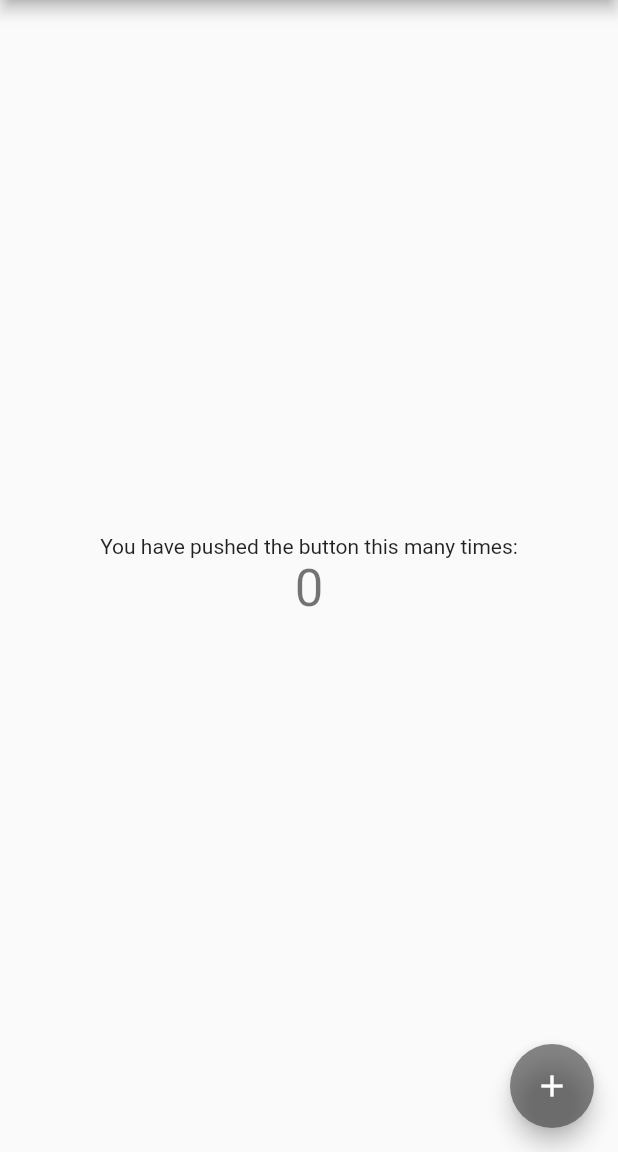
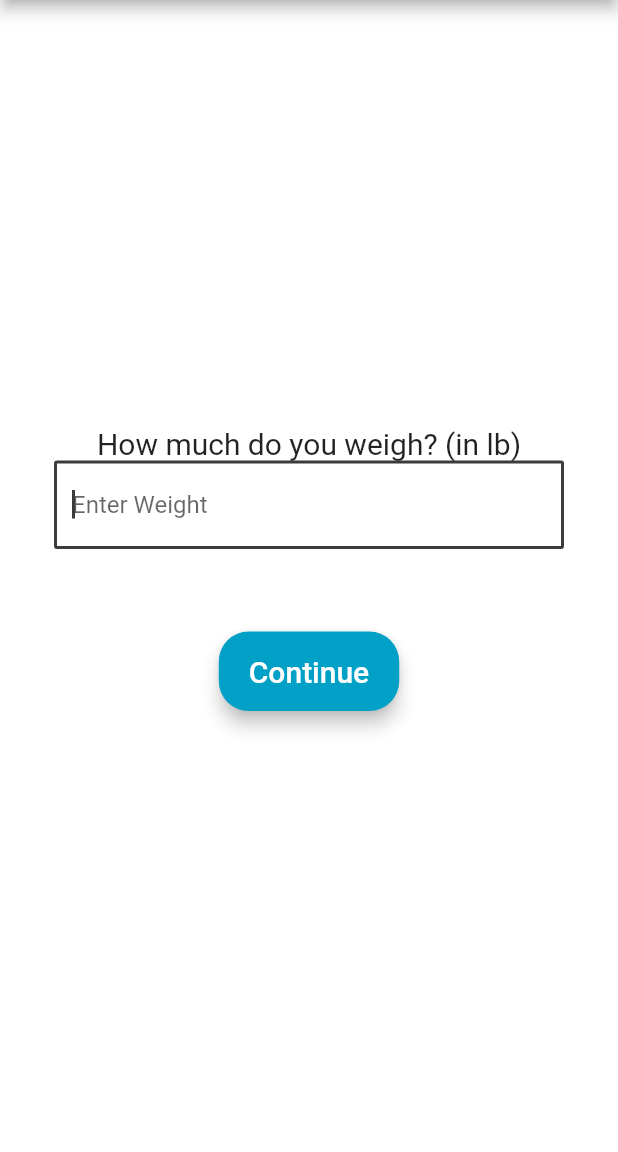
Before and after one commit to ShaneSigesmund/alcohol_tester_project, a Flutter app: the screen it shows after launch, on a phone screen of 412 x 824 dp, the part 84-1236 px from its top. Run offline on Flutter 3.47's test engine with Material 2 defaults, Android fonts, the phone set to English and light mode, and no system bars; our stand-ins replace shared_preferences.

Commit message:
Added functionality to pass data between pages

```diff
--- a/alcohol_tester_application/lib/main.dart
+++ b/alcohol_tester_application/lib/main.dart
@@ -1,21 +1,23 @@
+import 'package:alcohol_tester_application/moreDetailsPage.dart';
+import 'package:shared_preferences/shared_preferences.dart';
 import 'package:flutter/material.dart';
 
-Map<int, Color> color =
-{
-50:Color.fromRGBO(59,59,59, .1),
-100:Color.fromRGBO(59,59,59, .2),
-200:Color.fromRGBO(59,59,59, .3),
-300:Color.fromRGBO(59,59,59, .4),
-400:Color.fromRGBO(59,59,59, .5),
-500:Color.fromRGBO(59,59,59, .6),
-600:Color.fromRGBO(59,59,59, .7),
-700:Color.fromRGBO(59,59,59, .8),
-800:Color.fromRGBO(59,59,59, .9),
-900:Color.fromRGBO(59,59,59, 1),
+Map<int, Color> color = {
+  50: Color.fromRGBO(59, 59, 59, .1),
+  100: Color.fromRGBO(59, 59, 59, .2),
+  200: Color.fromRGBO(59, 59, 59, .3),
+  300: Color.fromRGBO(59, 59, 59, .4),
+  400: Color.fromRGBO(59, 59, 59, .5),
+  500: Color.fromRGBO(59, 59, 59, .6),
+  600: Color.fromRGBO(59, 59, 59, .7),
+  700: Color.fromRGBO(59, 59, 59, .8),
+  800: Color.fromRGBO(59, 59, 59, .9),
+  900: Color.fromRGBO(59, 59, 59, 1),
 };
 void main() => runApp(MyApp());
 
 MaterialColor colorCustom = MaterialColor(0xFF3B3B3B, color);
+
 class MyApp extends StatelessWidget {
   // This widget is the root of your application.
   @override
@@ -23,7 +25,6 @@ class MyApp extends StatelessWidget {
     return MaterialApp(
       title: 'Alcohol Tester Application',
       theme: ThemeData(
-
         primarySwatch: colorCustom,
       ),
       home: MyHomePage(title: 'Alcohol Tester Application'),
@@ -41,68 +42,101 @@ class MyHomePage extends StatefulWidget {
 }
 
 class _MyHomePageState extends State<MyHomePage> {
-  int _counter = 0;
+  final myController = TextEditingController();
+  String _weight = '';
+  int _weightGrams = 0;
 
-  void _incrementCounter() {
+  @override
+  void dispose() {
+    // Clean up the controller when the widget is disposed.
+    myController.dispose();
+    super.dispose();
+  }
+
+  void _updateWeight(weight) async {
+    SharedPreferences prefs = await SharedPreferences.getInstance();
     setState(() {
-      // This call to setState tells the Flutter framework that something has
-      // changed in this State, which causes it to rerun the build method below
-      // so that the display can reflect the updated values. If we changed
-      // _counter without calling setState(), then the build method would not be
-      // called again, and so nothing would appear to happen.
-      _counter++;
+      prefs.setInt('Weight', weight);
+      print(prefs.getInt('Weight'));
+    });
+  }
+
+  void _goNextPage() {
+    setState(() {
+      _weight = myController.text;
+      _weightGrams = int.parse(_weight) * 454;
+      print(_weightGrams);
+
+      //update user weight in shared preferences
+      _updateWeight(_weightGrams);
+      Navigator.of(context).pushReplacement(new MaterialPageRoute(
+          builder: (context) => new moreDetailsPage(
+                weightGrams: _weightGrams,
+              )));
     });
   }
 
   @override
   Widget build(BuildContext context) {
-    // This method is rerun every time setState is called, for instance as done
-    // by the _incrementCounter method above.
-    //
-    // The Flutter framework has been optimized to make rerunning build methods
-    // fast, so that you can just rebuild anything that needs updating rather
-    // than having to individually change instances of widgets.
+    final nextPage = Container(
+        margin: const EdgeInsets.only(top: 10, bottom: 10),
+        child: Material(
+          elevation: 5.0,
+          borderRadius: BorderRadius.circular(20),
+          color: Color(0xff01A0C7),
+          child: MaterialButton(
+              padding: EdgeInsets.fromLTRB(20.0, 15.0, 20.0, 15.0),
+              onPressed: _goNextPage,
+              child: Text("Continue",
+                  textAlign: TextAlign.center,
+                  style: TextStyle(
+                    fontSize: 20,
+                    foreground: Paint()..color = Colors.white,
+                  ))),
+        ));
     return Scaffold(
       appBar: AppBar(
-        // Here we take the value from the MyHomePage object that was created by
-        // the App.build method, and use it to set our appbar title.
-        title: Text(widget.title),
+        title: Text('Alcohol Tester Application'),
       ),
       body: Center(
-        // Center is a layout widget. It takes a single child and positions it
-        // in the middle of the parent.
+        child: Container(
+          width: double.infinity,
+          color: Colors.white,
+          child: Padding(
+            padding: const EdgeInsets.all(36.0),
             child: Column(
-          // Column is also a layout widget. It takes a list of children and
-          // arranges them vertically. By default, it sizes itself to fit its
-          // children horizontally, and tries to be as tall as its parent.
-          //
-          // Invoke "debug painting" (press "p" in the console, choose the
-          // "Toggle Debug Paint" action from the Flutter Inspector in Android
-          // Studio, or the "Toggle Debug Paint" command in Visual Studio Code)
-          // to see the wireframe for each widget.
-          //
-          // Column has various properties to control how it sizes itself and
-          // how it positions its children. Here we use mainAxisAlignment to
-          // center the children vertically; the main axis here is the vertical
-          // axis because Columns are vertical (the cross axis would be
-          // horizontal).
+              crossAxisAlignment: CrossAxisAlignment.center,
               mainAxisAlignment: MainAxisAlignment.center,
               children: <Widget>[
                 Text(
-              'You have pushed the button this many times:',
+                  'How much do you weigh? (in lb)',
+                  style: TextStyle(fontSize: 20),
                 ),
-            Text(
-              '$_counter',
-              style: Theme.of(context).textTheme.display1,
+                TextField(
+                  controller: myController,
+                  autofocus: true,
+                  keyboardType: TextInputType.number,
+                  onChanged: (text) {
+                    _weight = myController.text;
+                  },
+                  decoration: InputDecoration(
+                    hintText: "Enter Weight",
+                    border: OutlineInputBorder(
+                      borderRadius: BorderRadius.circular(2.0),
+                      borderSide: BorderSide(
+                        color: Colors.amber,
+                        style: BorderStyle.solid,
                       ),
+                    ),
+                  ),
+                ),
+                SizedBox(height: 45.0),
+                nextPage,
               ],
             ),
           ),
-      floatingActionButton: FloatingActionButton(
-        onPressed: _incrementCounter,
-        tooltip: 'Increment',
-        child: Icon(Icons.add),
-      ), // This trailing comma makes auto-formatting nicer for build methods.
+        ),
+      ),
     );
   }
 }
--- a/alcohol_tester_application/pubspec.yaml
+++ b/alcohol_tester_application/pubspec.yaml
@@ -23,6 +23,7 @@ dependencies:
   # The following adds the Cupertino Icons font to your application.
   # Use with the CupertinoIcons class for iOS style icons.
   cupertino_icons: ^0.1.2
+  shared_preferences: ^0.5.4
 
 dev_dependencies:
   flutter_test:
```
Also changed, not shown: alcohol_tester_application/lib/moreDetailsPage.dart (added, +38 -0 lines), alcohol_tester_application/pubspec.lock, 8 other files. Lines whose indentation alone changed are shown as unchanged.
